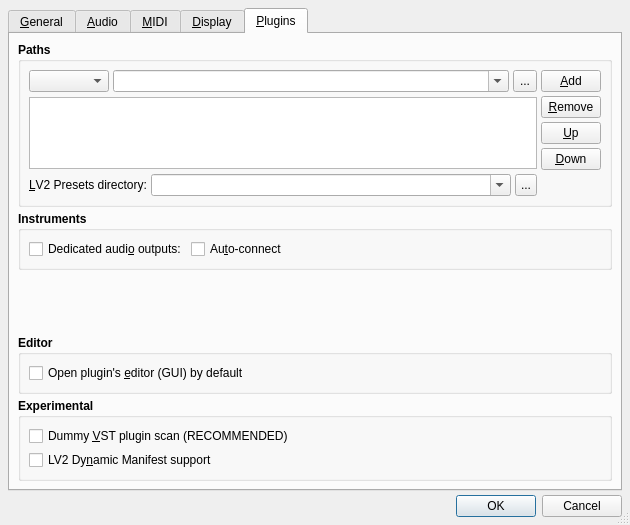
Old version of the form src/qtractorOptionsForm.ui in the repository rncbc/qtractor.
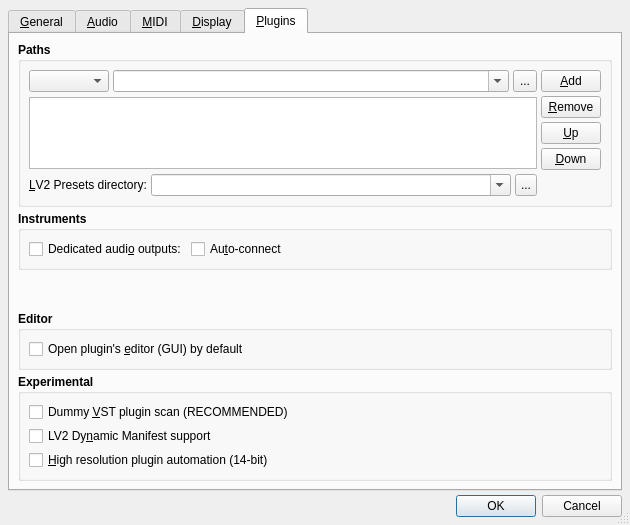
New version of the form. The open tabs and pages were chosen to show the change. Icons and pictures are not drawn.

Commit message: - New user option added: on whether to save plugins automation   values with higher resolution as possible, using 14-bit NRPN:   cf. View/Options.../Plugins/Experimental/High resolution   plugin automation (default=no).

```diff
--- a/src/qtractorOptionsForm.ui
+++ b/src/qtractorOptionsForm.ui
@@ -3390,6 +3390,25 @@
             </property>
            </widget>
           </item>
+          <item row="2" column="0" colspan="3">
+           <widget class="QCheckBox" name="SaveCurve14bitCheckBox">
+            <property name="font">
+             <font>
+              <weight>50</weight>
+              <bold>false</bold>
+             </font>
+            </property>
+            <property name="toolTip">
+             <string>Whether to save plugin automation with higher resolution (14-bit)</string>
+            </property>
+            <property name="text">
+             <string>&amp;High resolution plugin automation (14-bit)</string>
+            </property>
+            <property name="shortcut">
+             <string>Alt+H</string>
+            </property>
+           </widget>
+          </item>
          </layout>
         </widget>
        </item>
```
Left out of the diff: 2 changed lines with no effect on the pictures. The commit also changes 12 other files.
